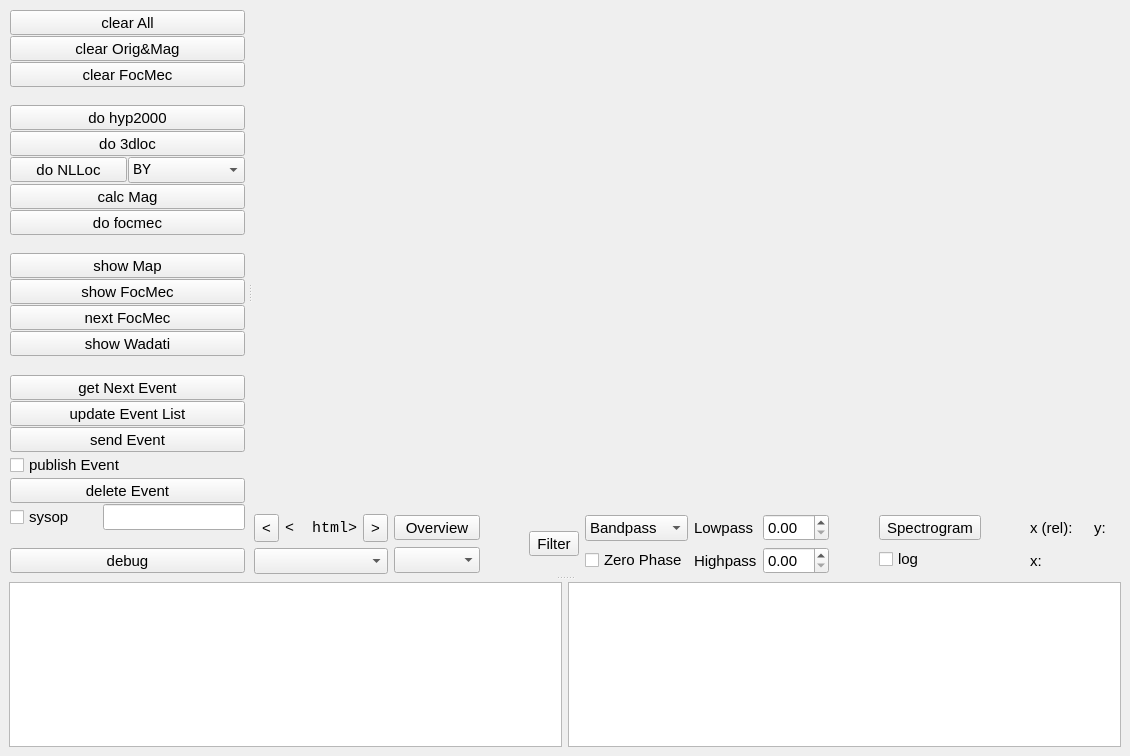
This is trunk/apps/obspyck/qt_designer.ui in megies/obspyck as Qt 5 draws it before an edit. The edited form follows.
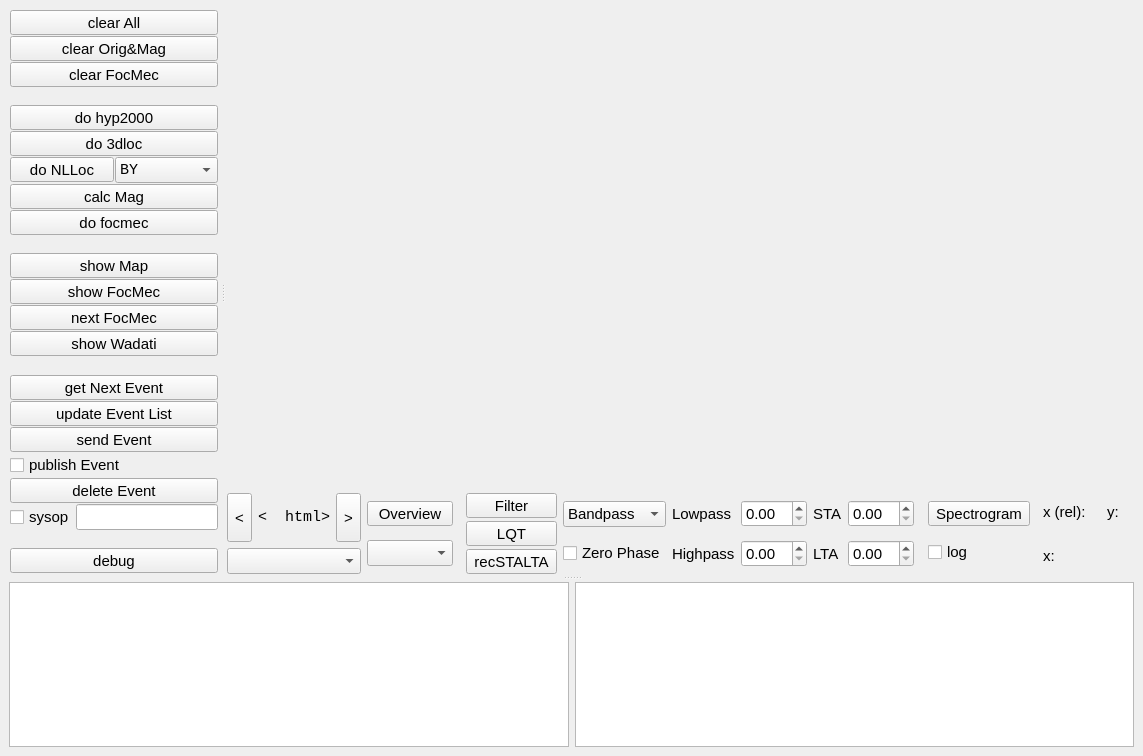
This is the edited form. Icons and pictures are not drawn. Custom widgets are drawn as their Qt base class.

```diff
--- a/trunk/apps/obspyck/qt_designer.ui
+++ b/trunk/apps/obspyck/qt_designer.ui
@@ -709,21 +709,72 @@
                </property>
               </spacer>
              </item>
-             <item>
-              <widget class="QToolButton" name="qToolButton_filter" >
-               <property name="focusPolicy" >
-                <enum>Qt::NoFocus</enum>
-               </property>
-               <property name="text" >
-                <string>Filter</string>
-               </property>
-               <property name="checkable" >
-                <bool>true</bool>
-               </property>
-              </widget>
-             </item>
              <item>
               <layout class="QHBoxLayout" name="horizontalLayout_12" >
+               <item>
+                <layout class="QVBoxLayout" name="verticalLayout_8" >
+                 <property name="spacing" >
+                  <number>3</number>
+                 </property>
+                 <item>
+                  <widget class="QToolButton" name="qToolButton_filter" >
+                   <property name="sizePolicy" >
+                    <sizepolicy vsizetype="Fixed" hsizetype="Minimum" >
+                     <horstretch>0</horstretch>
+                     <verstretch>0</verstretch>
+                    </sizepolicy>
+                   </property>
+                   <property name="focusPolicy" >
+                    <enum>Qt::NoFocus</enum>
+                   </property>
+                   <property name="text" >
+                    <string>Filter</string>
+                   </property>
+                   <property name="checkable" >
+                    <bool>true</bool>
+                   </property>
+                  </widget>
+                 </item>
+                 <item>
+                  <widget class="QToolButton" name="qToolButton_rotate" >
+                   <property name="sizePolicy" >
+                    <sizepolicy vsizetype="Fixed" hsizetype="Minimum" >
+                     <horstretch>0</horstretch>
+                     <verstretch>0</verstretch>
+                    </sizepolicy>
+                   </property>
+                   <property name="focusPolicy" >
+                    <enum>Qt::NoFocus</enum>
+                   </property>
+                   <property name="text" >
+                    <string>LQT</string>
+                   </property>
+                   <property name="checkable" >
+                    <bool>true</bool>
+                   </property>
+                  </widget>
+                 </item>
+                 <item>
+                  <widget class="QToolButton" name="qToolButton_trigger" >
+                   <property name="sizePolicy" >
+                    <sizepolicy vsizetype="Fixed" hsizetype="Minimum" >
+                     <horstretch>0</horstretch>
+                     <verstretch>0</verstretch>
+                    </sizepolicy>
+                   </property>
+                   <property name="focusPolicy" >
+                    <enum>Qt::NoFocus</enum>
+                   </property>
+                   <property name="text" >
+                    <string>recSTALTA</string>
+                   </property>
+                   <property name="checkable" >
+                    <bool>true</bool>
+                   </property>
+                  </widget>
+                 </item>
+                </layout>
+               </item>
                <item>
                 <layout class="QVBoxLayout" name="verticalLayout_6" >
                  <item>
@@ -805,6 +856,49 @@
                  </item>
                 </layout>
                </item>
+               <item>
+                <layout class="QVBoxLayout" name="verticalLayout_9" >
+                 <item>
+                  <layout class="QHBoxLayout" name="horizontalLayout_16" >
+                   <item>
+                    <widget class="QLabel" name="qLabel_sta" >
+                     <property name="text" >
+                      <string>STA</string>
+                     </property>
+                    </widget>
+                   </item>
+                   <item>
+                    <widget class="QDoubleSpinBox" name="qDoubleSpinBox_sta" >
+                     <property name="focusPolicy" >
+                      <enum>Qt::NoFocus</enum>
+                     </property>
+                     <property name="singleStep" >
+                      <double>0.100000000000000</double>
+                     </property>
+                    </widget>
+                   </item>
+                  </layout>
+                 </item>
+                 <item>
+                  <layout class="QHBoxLayout" name="horizontalLayout_14" >
+                   <item>
+                    <widget class="QLabel" name="qLabel_lta" >
+                     <property name="text" >
+                      <string>LTA</string>
+                     </property>
+                    </widget>
+                   </item>
+                   <item>
+                    <widget class="QDoubleSpinBox" name="qDoubleSpinBox_lta" >
+                     <property name="focusPolicy" >
+                      <enum>Qt::NoFocus</enum>
+                     </property>
+                    </widget>
+                   </item>
+                  </layout>
+                 </item>
+                </layout>
+               </item>
               </layout>
              </item>
              <item>
```
Left out of the diff: 3 changed lines with no effect on the pictures.
